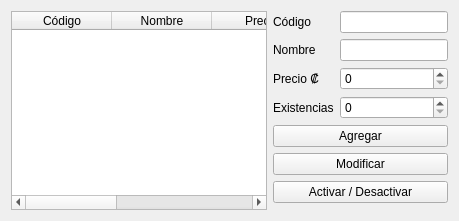
This is ProductosForm.ui in Niel-Aris/proyecto-final-progra1 as Qt 5 draws it before an edit. The edited form follows.
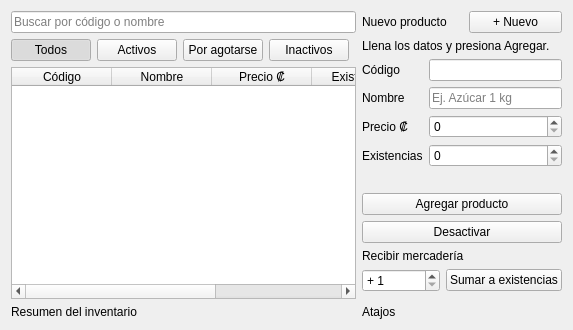
This is the edited form.

Commit message: Mejora la pantalla de productos: búsqueda, filtros y edición rápida

Patch:
```diff
--- a/ProductosForm.ui
+++ b/ProductosForm.ui
@@ -4,35 +4,97 @@
  <widget class="QWidget" name="ProductosForm">
   <layout class="QHBoxLayout" name="layoutPrincipal">
    <item>
-    <widget class="QTableWidget" name="tablaProductos">
-     <property name="editTriggers"><set>QAbstractItemView::NoEditTriggers</set></property>
-     <property name="selectionBehavior"><enum>QAbstractItemView::SelectRows</enum></property>
-     <attribute name="horizontalHeaderStretchLastSection"><bool>true</bool></attribute>
-     <column><property name="text"><string>Código</string></property></column>
-     <column><property name="text"><string>Nombre</string></property></column>
-     <column><property name="text"><string>Precio</string></property></column>
-     <column><property name="text"><string>Existencias</string></property></column>
-     <column><property name="text"><string>Estado</string></property></column>
-    </widget>
+    <layout class="QVBoxLayout" name="layoutLista">
+     <item>
+      <widget class="QLineEdit" name="txtBuscar">
+       <property name="placeholderText"><string>Buscar por código o nombre</string></property>
+       <property name="clearButtonEnabled"><bool>true</bool></property>
+      </widget>
+     </item>
+     <item>
+      <layout class="QHBoxLayout" name="layoutFiltros">
+       <item><widget class="QPushButton" name="btnTodos"><property name="text"><string>Todos</string></property><property name="checkable"><bool>true</bool></property><property name="checked"><bool>true</bool></property><property name="autoExclusive"><bool>true</bool></property></widget></item>
+       <item><widget class="QPushButton" name="btnActivos"><property name="text"><string>Activos</string></property><property name="checkable"><bool>true</bool></property><property name="autoExclusive"><bool>true</bool></property></widget></item>
+       <item><widget class="QPushButton" name="btnPocas"><property name="text"><string>Por agotarse</string></property><property name="checkable"><bool>true</bool></property><property name="autoExclusive"><bool>true</bool></property></widget></item>
+       <item><widget class="QPushButton" name="btnInactivos"><property name="text"><string>Inactivos</string></property><property name="checkable"><bool>true</bool></property><property name="autoExclusive"><bool>true</bool></property></widget></item>
+       <item><spacer name="espacioFiltros"><property name="orientation"><enum>Qt::Horizontal</enum></property></spacer></item>
+      </layout>
+     </item>
+     <item>
+      <widget class="QTableWidget" name="tablaProductos">
+       <property name="editTriggers"><set>QAbstractItemView::DoubleClicked|QAbstractItemView::EditKeyPressed</set></property>
+       <property name="selectionBehavior"><enum>QAbstractItemView::SelectRows</enum></property>
+       <property name="selectionMode"><enum>QAbstractItemView::SingleSelection</enum></property>
+       <property name="sortingEnabled"><bool>true</bool></property>
+       <property name="columnasPropias" stdset="0"><bool>true</bool></property>
+       <attribute name="horizontalHeaderStretchLastSection"><bool>true</bool></attribute>
+       <column><property name="text"><string>Código</string></property></column>
+       <column><property name="text"><string>Nombre</string></property></column>
+       <column><property name="text"><string>Precio ₡</string></property></column>
+       <column><property name="text"><string>Existencias</string></property></column>
+       <column><property name="text"><string>Estado</string></property></column>
+      </widget>
+     </item>
+     <item>
+      <widget class="QLabel" name="lblResumen">
+       <property name="text"><string>Resumen del inventario</string></property>
+      </widget>
+     </item>
+    </layout>
    </item>
    <item>
     <layout class="QVBoxLayout" name="layoutFicha">
+     <item>
+      <layout class="QHBoxLayout" name="layoutTitulo">
+       <item><widget class="QLabel" name="lblTituloFicha"><property name="text"><string>Nuevo producto</string></property></widget></item>
+       <item><spacer name="espacioTitulo"><property name="orientation"><enum>Qt::Horizontal</enum></property></spacer></item>
+       <item><widget class="QPushButton" name="btnNuevo"><property name="text"><string>+ Nuevo</string></property></widget></item>
+      </layout>
+     </item>
+     <item>
+      <widget class="QLabel" name="lblSubtitulo">
+       <property name="text"><string>Llena los datos y presiona Agregar.</string></property>
+       <property name="wordWrap"><bool>true</bool></property>
+      </widget>
+     </item>
      <item>
       <layout class="QFormLayout" name="layoutCampos">
        <item row="0" column="0"><widget class="QLabel" name="lblCodigo"><property name="text"><string>Código</string></property></widget></item>
        <item row="0" column="1"><widget class="QLineEdit" name="txtCodigo"/></item>
        <item row="1" column="0"><widget class="QLabel" name="lblNombre"><property name="text"><string>Nombre</string></property></widget></item>
-       <item row="1" column="1"><widget class="QLineEdit" name="txtNombre"/></item>
+       <item row="1" column="1"><widget class="QLineEdit" name="txtNombre"><property name="placeholderText"><string>Ej. Azúcar 1 kg</string></property></widget></item>
        <item row="2" column="0"><widget class="QLabel" name="lblPrecio"><property name="text"><string>Precio ₡</string></property></widget></item>
        <item row="2" column="1"><widget class="QSpinBox" name="spnPrecio"><property name="maximum"><number>10000000</number></property></widget></item>
        <item row="3" column="0"><widget class="QLabel" name="lblExistencias"><property name="text"><string>Existencias</string></property></widget></item>
        <item row="3" column="1"><widget class="QSpinBox" name="spnExistencias"><property name="maximum"><number>100000</number></property></widget></item>
       </layout>
      </item>
-     <item><widget class="QPushButton" name="btnAgregar"><property name="text"><string>Agregar</string></property></widget></item>
-     <item><widget class="QPushButton" name="btnModificar"><property name="text"><string>Modificar</string></property></widget></item>
-     <item><widget class="QPushButton" name="btnDesactivar"><property name="text"><string>Activar / Desactivar</string></property></widget></item>
+     <item>
+      <widget class="QLabel" name="lblMensaje">
+       <property name="text"><string/></property>
+       <property name="wordWrap"><bool>true</bool></property>
+      </widget>
+     </item>
+     <item><widget class="QPushButton" name="btnGuardar"><property name="text"><string>Agregar producto</string></property></widget></item>
+     <item><widget class="QPushButton" name="btnDesactivar"><property name="text"><string>Desactivar</string></property></widget></item>
+     <item>
+      <widget class="QLabel" name="lblRecibir">
+       <property name="text"><string>Recibir mercadería</string></property>
+      </widget>
+     </item>
+     <item>
+      <layout class="QHBoxLayout" name="layoutRecibir">
+       <item><widget class="QSpinBox" name="spnRecibir"><property name="minimum"><number>1</number></property><property name="maximum"><number>100000</number></property><property name="prefix"><string>+ </string></property></widget></item>
+       <item><widget class="QPushButton" name="btnRecibir"><property name="text"><string>Sumar a existencias</string></property></widget></item>
+      </layout>
+     </item>
      <item><spacer name="espacio"><property name="orientation"><enum>Qt::Vertical</enum></property></spacer></item>
+     <item>
+      <widget class="QLabel" name="lblAtajos">
+       <property name="text"><string>Atajos</string></property>
+       <property name="wordWrap"><bool>true</bool></property>
+      </widget>
+     </item>
     </layout>
    </item>
   </layout>
```
Left out of the diff: 2 changed lines with no effect on the pictures. The commit also changes 4 other files.
